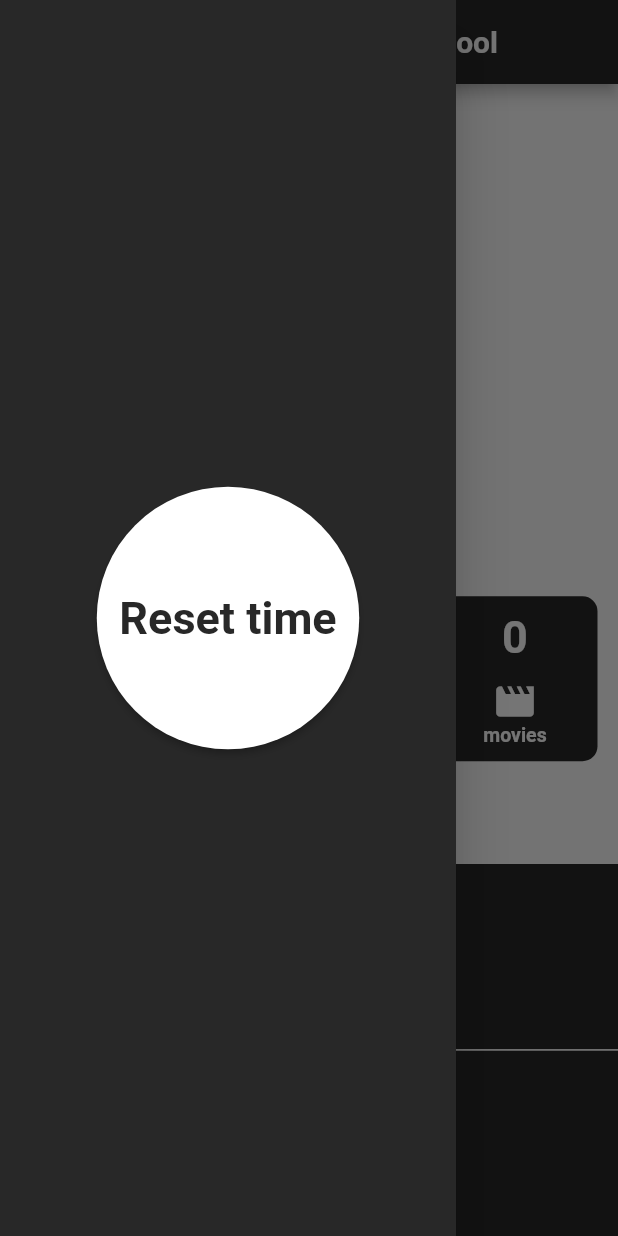
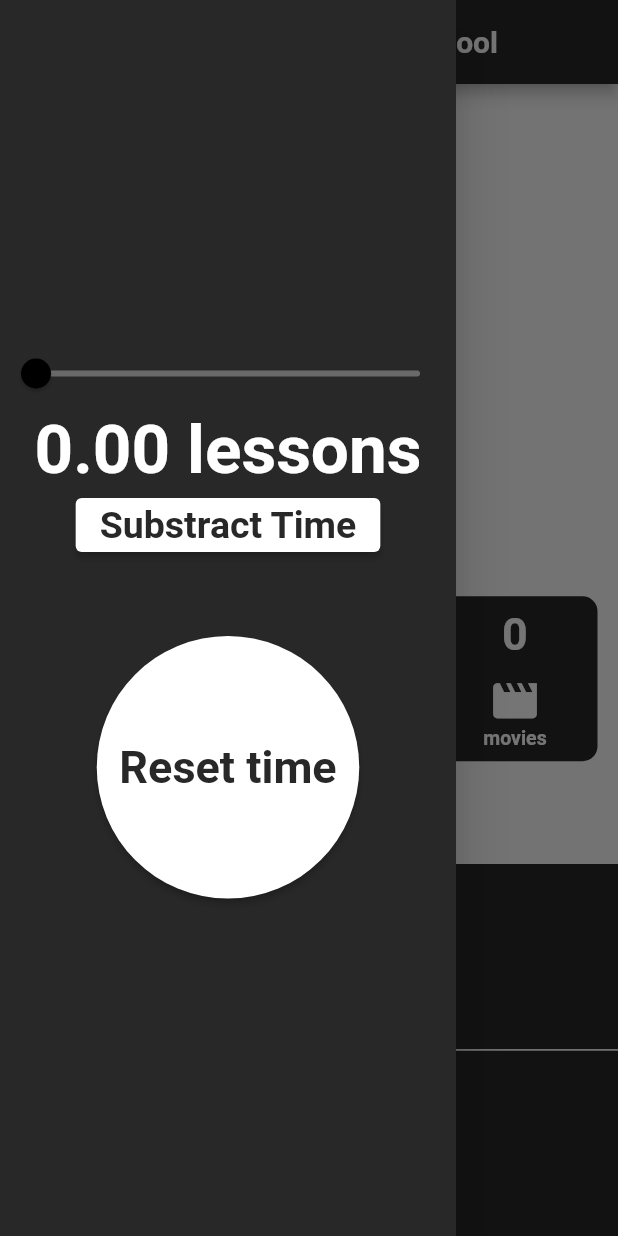
Before and after one commit to malak4822/wstdsqltime, a Flutter app: the screen it shows after launch, with the side drawer open, on a phone screen of 412 x 824 dp. Run offline on Flutter 3.47's test engine with Material 2 defaults, Android fonts, the phone set to English and light mode, and no system bars; our stand-ins replace font_awesome_flutter, google_fonts, shared_preferences; Roboto replaces fonts that are missing (Overpass).

Commit message:
app_0.1_beta

```diff
--- a/lib/main.dart
+++ b/lib/main.dart
@@ -32,14 +32,16 @@ class MyHomePage extends StatefulWidget {
 class _MyHomePageState extends State<MyHomePage> {
   int counter = 0;
   int inHours = 0;
-  double sliderMinutes = 0;
   double contWidth = 0;
   bool showSwitchCard = false;
   double buttOpacity = 0;
   bool hasEndings = true;
-  double hoursadd = 0;
+  bool hasOurEnding = true;
   double animationDouble = 0;
   Curve animationCurve = Curves.easeInOutQuint;
+
+  double sliderMinutes = 0;
+  double substractSliderVal = 0;
 
   int walkTime = 0;
   int beerTime = 0;
@@ -80,6 +82,16 @@ class _MyHomePageState extends State<MyHomePage> {
       setState(() {
         animationDouble = 0;
       });
+    });
+  }
+
+  void hourEnding() {
+    setState(() {
+      if (inHours == 1) {
+        hasOurEnding = true;
+      } else {
+        hasOurEnding = false;
+      }
     });
   }
 
@@ -136,13 +148,77 @@ class _MyHomePageState extends State<MyHomePage> {
       drawer: Drawer(
         backgroundColor: blackGucci,
         child: Column(mainAxisAlignment: MainAxisAlignment.center, children: [
+          Slider(
+            activeColor: Colors.white,
+            thumbColor: Colors.black,
+            inactiveColor: Colors.white30,
+            value: substractSliderVal,
+            onChanged: (double value) {
+              setState(() {
+                substractSliderVal = value;
+
+                if (substractSliderVal < 0.3) {
+                  if (substractSliderVal > 0.2) {
+                    substractSliderVal = 0.25;
+                  }
+                }
+                if (substractSliderVal < 0.15) {
+                  if (substractSliderVal > 0.1) {
+                    substractSliderVal = 0.125;
+                  }
+                }
+                if (substractSliderVal < 0.55) {
+                  if (substractSliderVal > 0.45) {
+                    substractSliderVal = 0.5;
+                  }
+                }
+                if (substractSliderVal < 0.8) {
+                  if (substractSliderVal > 0.7) {
+                    substractSliderVal = 0.75;
+                  }
+                }
+              });
+            },
+          ),
+          Text(
+            '${(substractSliderVal * 4).toStringAsFixed(2)} lessons',
+            style: GoogleFonts.overpass(
+                fontWeight: FontWeight.bold, fontSize: 45, color: Colors.white),
+          ),
+          ElevatedButton(
+              style: ElevatedButton.styleFrom(
+                backgroundColor: Colors.white,
+              ),
+              onPressed: () {
+                setState(() {
+                  counter = counter - (substractSliderVal * 180).round();
+                  if (counter <= 0) {
+                    counter = 0;
+                  }
+                });
+                movieTimer();
+                countBeers();
+                walkinTime();
+                timeInHours();
+                hourEnding();
+                Navigator.pop(context);
+              },
+              child: Text("Substract Time",
+                  style: GoogleFonts.overpass(
+                      color: blackGucci,
+                      fontWeight: FontWeight.bold,
+                      fontSize: 25))),
+          const SizedBox(height: 50),
           ElevatedButton(
               style: ElevatedButton.styleFrom(
                 backgroundColor: Colors.white,
                 shape: const CircleBorder(),
                 padding: const EdgeInsets.all(70),
               ),
-              onPressed: resetCounter,
+              onPressed: () {
+                resetCounter();
+                Navigator.pop(context);
+              },
               child: Text("Reset time",
                   style: GoogleFonts.overpass(
                       color: blackGucci,
@@ -180,9 +256,9 @@ class _MyHomePageState extends State<MyHomePage> {
                       style: GoogleFonts.overpass(fontSize: 25),
                     ),
                     Text(
-                      "$inHours hours",
+                      "$inHours hour${hasOurEnding ? "" : "s"}",
                       style: GoogleFonts.overpass(
-                          fontSize: 40, fontWeight: FontWeight.bold),
+                          fontSize: 50, fontWeight: FontWeight.bold),
                     ),
                   ],
                 )),
@@ -202,7 +278,7 @@ class _MyHomePageState extends State<MyHomePage> {
                     Container(
                         width: 110,
                         height: 110,
-                        padding: const EdgeInsets.all(10),
+                        padding: const EdgeInsets.all(8),
                         decoration: BoxDecoration(
                           borderRadius: BorderRadius.circular(10),
                           color: blackGucci,
@@ -221,7 +297,7 @@ class _MyHomePageState extends State<MyHomePage> {
                             const FaIcon(
                               FontAwesomeIcons.beerMugEmpty,
                               color: Colors.white,
-                              size: 30,
+                              size: 35,
                             ),
                             Text(
                               'beers',
@@ -318,7 +394,6 @@ class _MyHomePageState extends State<MyHomePage> {
                                                 }
                                               }
                                             });
-                                            hoursadd = sliderMinutes;
                                           },
                                         )),
                                     Expanded(
@@ -347,8 +422,8 @@ class _MyHomePageState extends State<MyHomePage> {
                                   onTap: () {
                                     setState(() {
                                       showSwitchCard = !showSwitchCard;
-                                      counter =
-                                          (hoursadd * 180).round() + counter;
+                                      counter = (sliderMinutes * 180).round() +
+                                          counter;
                                     });
                                     hideNShowCustomTime();
 
@@ -398,6 +473,7 @@ class _MyHomePageState extends State<MyHomePage> {
                         animatedContainer();
                       });
                       addLessonTime();
+                      hourEnding();
                     },
                     child: Stack(children: [
                       Container(
@@ -439,7 +515,7 @@ class _MyHomePageState extends State<MyHomePage> {
   Widget kolumna(time, String txt, IconData ikonka) => Container(
       width: 110,
       height: 110,
-      padding: const EdgeInsets.all(10),
+      padding: const EdgeInsets.all(8),
       decoration: BoxDecoration(
         borderRadius: BorderRadius.circular(10),
         color: blackGucci,
@@ -456,7 +532,7 @@ class _MyHomePageState extends State<MyHomePage> {
           Icon(
             ikonka,
             color: Colors.white,
-            size: 30,
+            size: 35,
           ),
           Text(
             txt,
```
